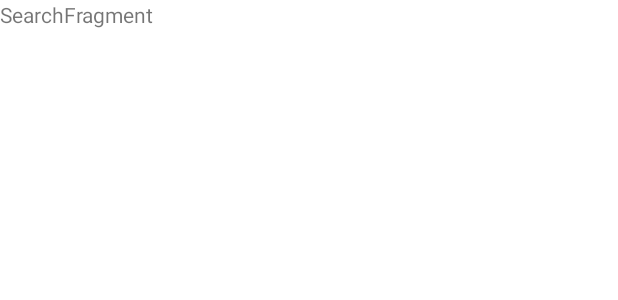
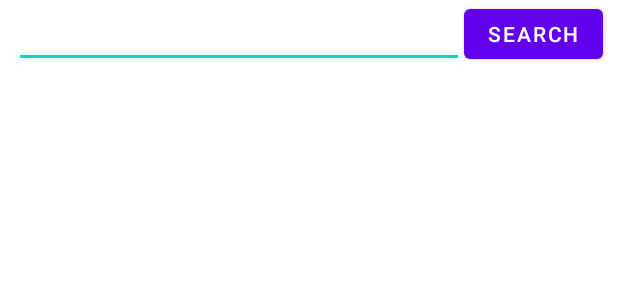
Before and after one commit to rlathf815/-, an Android app: the layout fragment_search.xml on its own in the app's theme, with its tools: preview values and no code run, on a phone screen of 412 x 824 dp. Shown: the top 300 px of the screen. Run offline under Robolectric (Android 15) with nearby library versions, the phone set to English and light mode, and no system bars.

```diff
--- a/Firebase/app/src/main/res/layout/fragment_search.xml
+++ b/Firebase/app/src/main/res/layout/fragment_search.xml
@@ -2,13 +2,37 @@
 <androidx.constraintlayout.widget.ConstraintLayout xmlns:android="http://schemas.android.com/apk/res/android"
     xmlns:tools="http://schemas.android.com/tools"
     android:layout_width="match_parent"
-    android:layout_height="match_parent">
+    android:layout_height="match_parent"
+    xmlns:app="http://schemas.android.com/apk/res-auto">
 
+<LinearLayout
+    android:id="@+id/searchlayout"
+    app:layout_constraintTop_toTopOf="parent"
+    android:layout_width="match_parent"
+    android:layout_height="wrap_content"
+    android:orientation="horizontal"
+    android:gravity="center">
+
+    <EditText
+        android:id="@+id/editText"
+
+        android:layout_width="300dp"
+    android:layout_height="wrap_content"
+        app:layout_constraintBottom_toTopOf="@id/edittextcontent"
+        />
+    <Button
+        android:id="@+id/searchBtn"
+        android:layout_width="wrap_content"
+        android:layout_height="match_parent"
+        android:text="@string/search"/>
+
+</LinearLayout>
     <TextView
-        android:id="@+id/textView2"
+        android:id="@+id/edittextcontent"
         android:layout_width="wrap_content"
         android:layout_height="wrap_content"
-        android:text="SearchFragment"
+        app:layout_constraintTop_toBottomOf="@id/searchlayout"
+        app:layout_constraintLeft_toLeftOf="parent"
         tools:layout_editor_absoluteX="101dp"
         tools:layout_editor_absoluteY="102dp" />
 </androidx.constraintlayout.widget.ConstraintLayout>
--- a/Firebase/app/src/main/res/values/strings.xml
+++ b/Firebase/app/src/main/res/values/strings.xml
@@ -17,4 +17,5 @@
     <string name="hello_first_fragment">Hello first fragment</string>
     <string name="hello_second_fragment">Hello second fragment. Arg: %1$s</string>
     <string name="no_posts">no posts</string>
+    <string name="search">search</string>
 </resources>
```
Also changed, not shown: Firebase/app/src/main/java/com/example/firebase/MainActivity.kt (+11 -1 lines), Firebase/app/src/main/java/com/example/firebase/navigation/ProfileFragment.kt (+5 -3 lines), Firebase/app/src/main/java/com/example/firebase/navigation/SearchFragment.kt (+46 -1 lines).
